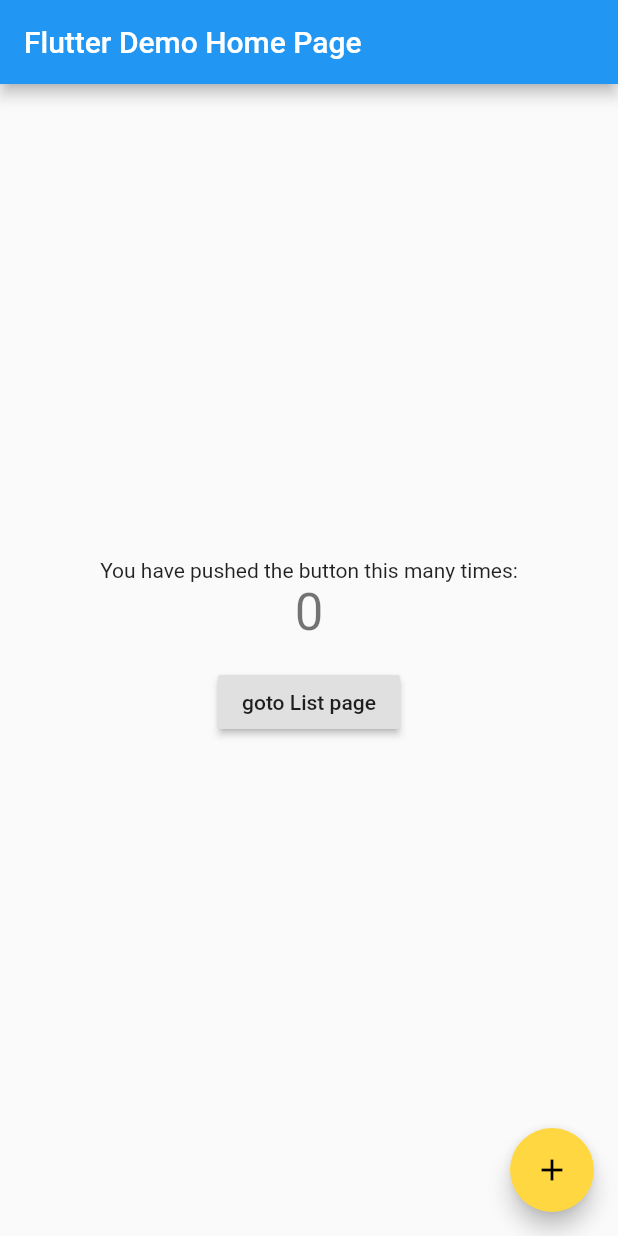
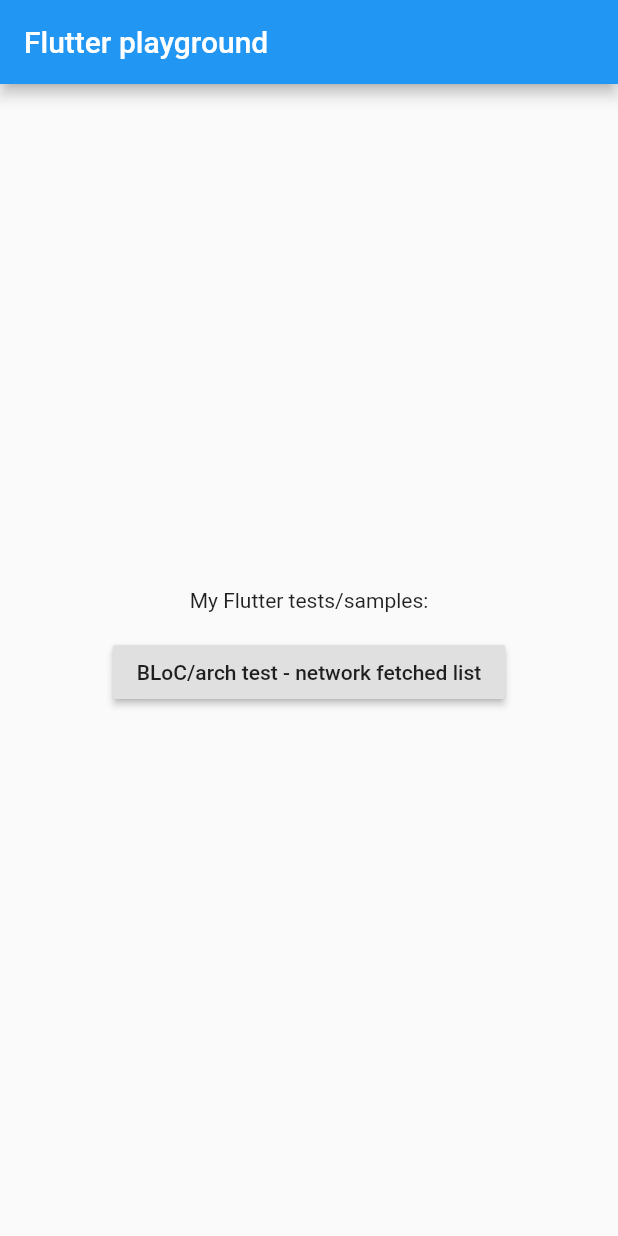
Before and after one commit to jakdor/FlutterSample, a Flutter app: the screen it shows after launch, on a phone screen of 412 x 824 dp. Run offline on Flutter 3.47's test engine with Material 2 defaults, Android fonts, the phone set to English and light mode, and no system bars.

Commit message:
main page cleanup

```diff
--- a/lib/ui/app.dart
+++ b/lib/ui/app.dart
@@ -12,7 +12,7 @@ class App extends StatelessWidget {
         primarySwatch: Colors.blue,
         accentColor: Colors.amberAccent,
       ),
-      home: HomePage(title: 'Flutter Demo Home Page'),
+      home: HomePage(title: 'Flutter playground'),
       routes: <String, WidgetBuilder> {
         '/list': (BuildContext context) => ListPage(title: 'List page test'),
       },
--- a/lib/ui/home/home_page.dart
+++ b/lib/ui/home/home_page.dart
@@ -19,18 +19,6 @@ class HomePage extends StatefulWidget {
 }
 
 class _HomePageState extends State<HomePage> {
-  int _counter = 0;
-
-  void _incrementCounter() {
-    setState(() {
-      // This call to setState tells the Flutter framework that something has
-      // changed in this State, which causes it to rerun the build method below
-      // so that the display can reflect the updated values. If we changed
-      // _counter without calling setState(), then the build method would not be
-      // called again, and so nothing would appear to happen.
-      _counter++;
-    });
-  }
 
   @override
   Widget build(BuildContext context) {
@@ -67,16 +55,14 @@ class _HomePageState extends State<HomePage> {
           mainAxisAlignment: MainAxisAlignment.center,
           children: <Widget>[
             Text(
-              'You have pushed the button this many times:',
-            ),
-            Text(
-              '$_counter',
-              style: Theme.of(context).textTheme.display1,
+                'My Flutter tests/samples:',
             ),
             Padding(
               padding: EdgeInsets.all(16.0),
               child: RaisedButton(
-                child: Text('goto List page'),
+                child: Text(
+                  'BLoC/arch test - network fetched list',
+                ),
                 onPressed: (){
                   Navigator.pushNamed(context, '/list');
                 },
@@ -85,11 +71,6 @@ class _HomePageState extends State<HomePage> {
           ],
         ),
       ),
-      floatingActionButton: FloatingActionButton(
-        onPressed: _incrementCounter,
-        tooltip: 'Increment',
-        child: Icon(Icons.add),
-      ), // This trailing comma makes auto-formatting nicer for build methods.
     );
   }
 }
```
